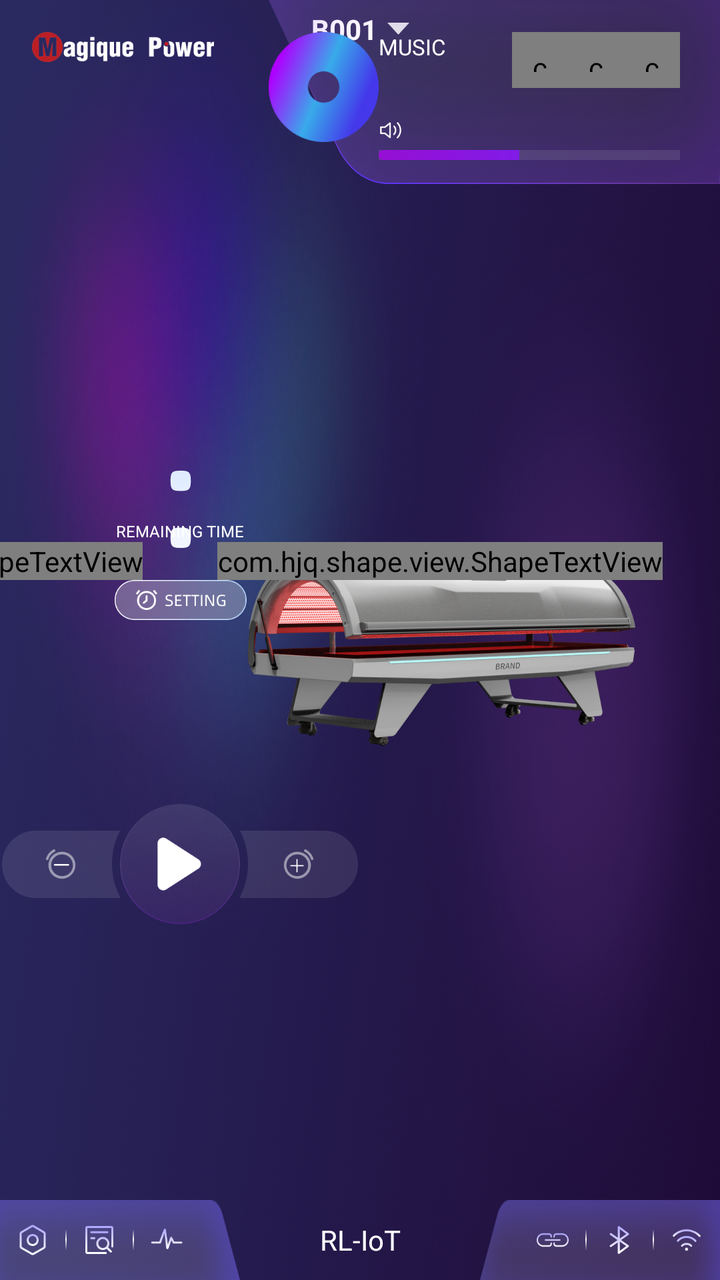
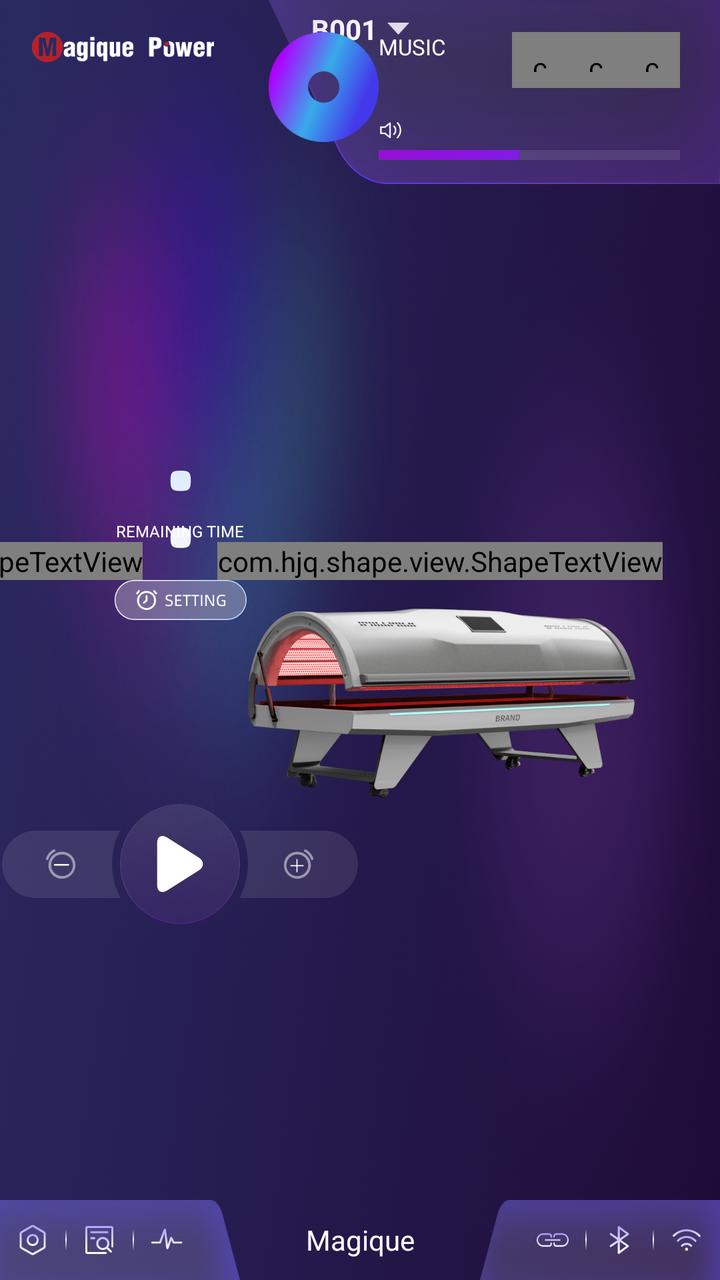

Two renders of the same Android screen: before a commit and after it. Below are the layout's source before the change and the commit's diff.
<!-- AndroidManifest.xml: application theme AppTheme -->
<!-- res/layout/layout_devicelauncheractivity.xml -->
<?xml version="1.0" encoding="utf-8"?>
<LinearLayout xmlns:android="http://schemas.android.com/apk/res/android"
    xmlns:app="http://schemas.android.com/apk/res-auto"
    xmlns:tools="http://schemas.android.com/tools"
    android:layout_width="match_parent"
    android:layout_height="match_parent"
    android:background="@mipmap/bg_main"
    android:orientation="vertical"
    tools:ignore="MissingConstraints">

    <FrameLayout
        android:layout_width="match_parent"
        android:layout_height="42dp"
        android:visibility="gone">

        <LinearLayout
            android:layout_width="match_parent"
            android:layout_height="42dp"
            android:background="@color/title_color"
            android:gravity="center_vertical"
            android:orientation="horizontal">

            <ImageView
                android:id="@+id/ivFinish"
                android:layout_width="wrap_content"
                android:layout_height="match_parent"
                android:layout_centerVertical="true"
                android:paddingVertical="12dp"
                android:paddingLeft="20dp"
                android:paddingRight="10dp"
                android:src="@mipmap/icon_w_finish" />


            <View
                android:layout_width="match_parent"
                android:layout_height="match_parent"
                android:layout_weight="1" />

        </LinearLayout>

        
        
        
        
        
        
        
        

        <ImageView
            android:layout_width="160dp"
            android:layout_height="wrap_content"
            android:layout_gravity="center"
            android:src="@mipmap/pic_titlelogo" />
    </FrameLayout>

    <androidx.constraintlayout.widget.ConstraintLayout
        android:layout_width="match_parent"
        android:layout_height="match_parent">

        <include layout="@layout/layout_logo_top_left" />

        <LinearLayout
            android:id="@+id/llDeviceName"
            android:layout_width="wrap_content"
            android:layout_height="wrap_content"
            android:gravity="center_vertical"
            android:orientation="horizontal"
            android:paddingVertical="5dp"
            android:paddingRight="10dp"
            app:layout_constraintLeft_toLeftOf="parent"
            app:layout_constraintRight_toRightOf="parent">

            <TextView
                android:id="@+id/tvDeviceName"
                android:layout_width="wrap_content"
                android:layout_height="wrap_content"
                android:layout_marginLeft="10dp"
                android:gravity="center_vertical"
                android:paddingRight="5dp"
                android:text="B001"
                android:textColor="@color/white"
                android:textSize="14dp"
                android:textStyle="bold" />

            <ImageView
                android:id="@+id/ivDeviceName"
                android:layout_width="11dp"
                android:layout_height="6dp"
                android:src="@mipmap/icon_sanjiao" />

        </LinearLayout>

        <ImageView
            android:layout_width="275dp"
            android:layout_height="155dp"
            android:src="@mipmap/ic_machine"
            app:layout_constraintBottom_toBottomOf="parent"
            app:layout_constraintEnd_toEndOf="parent"
            app:layout_constraintTop_toTopOf="parent" />

        <androidx.constraintlayout.widget.ConstraintLayout
            android:id="@+id/view_top_end"
            android:layout_width="wrap_content"
            android:layout_height="92dp"
            android:background="@mipmap/bg_main_top_right"
            android:paddingStart="@dimen/dp_40"
            app:layout_constraintEnd_toEndOf="parent"
            app:layout_constraintTop_toTopOf="parent">

            <ImageView
                android:id="@+id/logo_music"
                android:layout_width="55dp"
                android:layout_height="55dp"
                android:layout_marginTop="16dp"
                android:layout_marginEnd="@dimen/dp_10"
                android:src="@mipmap/ic_music"
                app:layout_constraintEnd_toStartOf="@id/tvPlayingNow"
                app:layout_constraintTop_toTopOf="parent" />

            <TextView
                android:id="@+id/tvMusic"
                android:layout_width="wrap_content"
                android:layout_height="wrap_content"
                android:layout_marginBottom="@dimen/dp_4"
                android:text="MUSIC"
                android:textColor="@color/white"
                android:textSize="11sp"
                app:layout_constraintStart_toStartOf="@id/tvPlayingNow"
                app:layout_constraintTop_toTopOf="@id/logo_music" />

            <TextView
                android:id="@+id/tvPlayingNow"
                android:layout_width="wrap_content"
                android:layout_height="wrap_content"
                android:layout_marginEnd="27dp"
                android:text="PLAYING NOW"
                android:textColor="#9F9F9F"
                android:textSize="6sp"
                android:visibility="invisible"
                app:layout_constraintEnd_toStartOf="@id/ivSong1"
                app:layout_constraintTop_toBottomOf="@id/tvMusic" />

            <ImageView

                android:layout_width="wrap_content"
                android:layout_height="wrap_content" />

            <com.diwen.liliao.utils.ReplaceSelectorImageView
                android:id="@+id/ivSong1"
                android:layout_width="28dp"
                android:layout_height="28dp"
                android:padding="8dp"
                android:src="@mipmap/icon_song1"
                app:layout_constraintBottom_toBottomOf="@id/ivSong2"
                app:layout_constraintEnd_toStartOf="@id/ivSong2"
                app:layout_constraintTop_toTopOf="@id/ivSong2" />

            <com.diwen.liliao.utils.ReplaceSelectorImageView
                android:id="@+id/ivSong2"
                android:layout_width="28dp"
                android:layout_height="28dp"
                android:padding="8dp"
                android:src="@mipmap/icon_song2"
                app:layout_constraintBottom_toBottomOf="@id/ivSong3"
                app:layout_constraintEnd_toStartOf="@id/ivSong3"
                app:layout_constraintTop_toTopOf="@id/ivSong3" />

            <com.diwen.liliao.utils.ReplaceSelectorImageView
                android:id="@+id/ivSong3"
                android:layout_width="28dp"
                android:layout_height="28dp"
                android:padding="8dp"
                android:src="@mipmap/icon_song3"
                app:layout_constraintEnd_toEndOf="@id/seekbar"
                app:layout_constraintTop_toTopOf="@id/logo_music" />

            <ImageView
                android:layout_width="12dp"
                android:layout_height="12dp"
                android:src="@mipmap/ic_music_small"
                app:layout_constraintLeft_toLeftOf="@id/seekbar"
                app:layout_constraintTop_toTopOf="@id/seekbar" />

            <SeekBar
                android:id="@+id/seekbar"
                style="@android:style/Widget.SeekBar"
                android:layout_width="0dp"
                android:layout_height="33dp"
                android:layout_gravity="center_vertical"
                android:layout_marginStart="@dimen/dp_10"
                android:layout_marginEnd="20dp"
                android:background="@null"
                android:max="15"
                android:min="0"
                android:paddingStart="0dp"
                android:paddingTop="16dp"
                android:paddingEnd="0dp"
                android:paddingBottom="12dp"
                android:progress="7"
                android:progressDrawable="@drawable/layer_list_progress_drawable_1"
                android:thumb="@drawable/shape_progressbar_thumb"
                app:layout_constraintBottom_toBottomOf="parent"
                app:layout_constraintEnd_toEndOf="parent"
                app:layout_constraintStart_toEndOf="@id/logo_music"
                tools:ignore="MissingConstraints" />

        </androidx.constraintlayout.widget.ConstraintLayout>

        <LinearLayout
            android:id="@+id/ll_bottom"
            android:layout_width="match_parent"
            android:layout_height="40dp"
            android:orientation="horizontal"
            app:layout_constraintBottom_toBottomOf="parent">

            <LinearLayout
                android:layout_width="0dp"
                android:layout_height="match_parent"
                android:layout_weight="1"
                android:background="@mipmap/bg_main_bottom_left"
                android:gravity="center_vertical"
                android:orientation="horizontal"
                android:paddingEnd="20dp">

                <LinearLayout
                    android:id="@+id/ivSetting"
                    android:layout_width="0dp"
                    android:layout_height="match_parent"
                    android:layout_weight="1"
                    android:gravity="center">

                    <ImageView
                        android:layout_width="16dp"
                        android:layout_height="16dp"
                        android:src="@mipmap/icon_setting" />

                </LinearLayout>

                <ImageView
                    android:layout_width="wrap_content"
                    android:layout_height="wrap_content"
                    android:src="@mipmap/line_divider" />

                <LinearLayout
                    android:id="@+id/ivRecord"
                    android:layout_width="0dp"
                    android:layout_height="match_parent"
                    android:layout_weight="1"
                    android:gravity="center">

                    <ImageView
                        android:layout_width="16dp"
                        android:layout_height="16dp"
                        android:src="@mipmap/ic_record" />

                </LinearLayout>

                <ImageView
                    android:layout_width="wrap_content"
                    android:layout_height="wrap_content"
                    android:src="@mipmap/line_divider" />

                <LinearLayout
                    android:id="@+id/ivMaiChong"
                    android:layout_width="0dp"
                    android:layout_height="match_parent"
                    android:layout_weight="1"
                    android:gravity="center">

                    <ImageView
                        android:layout_width="16dp"
                        android:layout_height="16dp"
                        android:src="@mipmap/ic_maichong" />

                </LinearLayout>


            </LinearLayout>

            <LinearLayout
                android:layout_width="0dp"
                android:layout_height="match_parent"
                android:layout_weight="1"
                android:gravity="center_vertical"
                android:orientation="horizontal"
                android:paddingStart="20dp"
                android:paddingEnd="20dp">

                <TextView
                    android:id="@+id/modelName"
                    android:layout_width="match_parent"
                    android:layout_height="match_parent"
                    android:layout_gravity="center_horizontal"
                    android:gravity="center"
                    android:text="@string/app_name"
                    android:textColor="@color/white"
                    android:textSize="14dp" />

                <LinearLayout
                    android:layout_width="wrap_content"
                    android:layout_height="match_parent"
                    android:orientation="horizontal">

                    <ImageView
                        android:id="@+id/fenshanJian"
                        android:layout_width="30dp"
                        android:layout_height="30dp"
                        android:padding="@dimen/dp_10"
                        android:src="@mipmap/ic_fengshan_jian" />

                    <SeekBar
                        android:id="@+id/seekbar_fengshan"
                        style="@android:style/Widget.SeekBar"
                        android:layout_width="0dp"
                        android:layout_height="match_parent"
                        android:layout_gravity="center_vertical"
                        android:layout_marginHorizontal="3dp"
                        android:layout_marginStart="@dimen/dp_10"
                        android:layout_marginEnd="@dimen/dp_10"
                        android:layout_weight="1"
                        android:background="@null"
                        android:enabled="false"
                        android:max="5"
                        android:min="0"
                        android:paddingStart="0dp"
                        android:paddingTop="13dp"
                        android:paddingEnd="0dp"
                        android:paddingBottom="13dp"
                        android:progress="50"
                        android:progressDrawable="@drawable/layer_list_progress_drawable_1"
                        android:thumb="@drawable/shape_progressbar_thumb" />

                    <ImageView
                        android:id="@+id/fenshanJia"
                        android:layout_width="30dp"
                        android:layout_height="30dp"
                        android:padding="7.5dp"
                        android:src="@mipmap/ic_fengshan_add" />

                </LinearLayout>

            </LinearLayout>

            <LinearLayout
                android:layout_width="0dp"
                android:layout_height="match_parent"
                android:layout_weight="1"
                android:background="@mipmap/bg_main_bottom_right"
                android:gravity="center_vertical"
                android:orientation="horizontal"
                android:paddingStart="20dp">

                <LinearLayout
                    android:layout_width="0dp"
                    android:layout_height="match_parent"
                    android:layout_weight="1"
                    android:gravity="center">

                    <ImageView
                        android:id="@+id/ivPhone"
                        android:layout_width="16dp"
                        android:layout_height="16dp"
                        android:src="@mipmap/icon_phoneline" />

                </LinearLayout>

                <ImageView
                    android:layout_width="wrap_content"
                    android:layout_height="wrap_content"
                    android:src="@mipmap/line_divider" />

                <LinearLayout
                    android:layout_width="0dp"
                    android:layout_height="match_parent"
                    android:layout_weight="1"
                    android:gravity="center">

                    <ImageView
                        android:id="@+id/ivBl"
                        android:layout_width="16dp"
                        android:layout_height="16dp"
                        android:src="@mipmap/icon_lanta" />

                </LinearLayout>

                <ImageView
                    android:layout_width="wrap_content"
                    android:layout_height="wrap_content"
                    android:src="@mipmap/line_divider" />

                <LinearLayout
                    android:layout_width="0dp"
                    android:layout_height="match_parent"
                    android:layout_weight="1"
                    android:gravity="center">

                    <ImageView
                        android:id="@+id/iv_wifi"
                        android:layout_width="16dp"
                        android:layout_height="16dp"
                        android:src="@mipmap/icon_wificonnect" />

                </LinearLayout>


            </LinearLayout>

        </LinearLayout>

        <RelativeLayout
            android:id="@+id/rl_start"
            android:layout_width="60dp"
            android:layout_height="60dp"
            android:background="@mipmap/bg_start"
            app:layout_constraintBottom_toTopOf="@id/ll_bottom"
            app:layout_constraintLeft_toLeftOf="parent"
            app:layout_constraintRight_toRightOf="@id/guild_line_ver_center"
            app:layout_constraintTop_toBottomOf="@id/iv_status"
            app:layout_constraintVertical_bias="0.4">

            <ImageView
                android:id="@+id/iv_start"
                android:layout_width="28dp"
                android:layout_height="28dp"
                android:layout_centerInParent="true"
                android:src="@mipmap/ic_stop" />

        </RelativeLayout>

        <RelativeLayout
            android:id="@+id/rl_start_left"
            android:layout_width="59dp"
            android:layout_height="33.5dp"
            android:background="@mipmap/bg_time_left"
            app:layout_constraintBottom_toBottomOf="@id/rl_start"
            app:layout_constraintEnd_toStartOf="@id/rl_start"
            app:layout_constraintTop_toTopOf="@id/rl_start">

            <ImageView
                android:id="@+id/ivmiue"
                android:layout_width="20dp"
                android:layout_height="20dp"
                android:layout_centerInParent="true"
                android:src="@mipmap/icon_jian_no" />

        </RelativeLayout>

        <RelativeLayout
            android:id="@+id/rl_start_right"
            android:layout_width="59dp"
            android:layout_height="33.5dp"
            android:background="@mipmap/bg_time_right"
            app:layout_constraintBottom_toBottomOf="@id/rl_start"
            app:layout_constraintStart_toEndOf="@id/rl_start"
            app:layout_constraintTop_toTopOf="@id/rl_start">

            <ImageView
                android:id="@+id/ivAdd"
                android:layout_width="20dp"
                android:layout_height="20dp"
                android:layout_centerInParent="true"
                android:src="@mipmap/icon_add_no" />
        </RelativeLayout>

        <androidx.constraintlayout.widget.Guideline
            android:id="@+id/guild_line_ver_center"
            android:layout_width="wrap_content"
            android:layout_height="wrap_content"
            android:orientation="vertical"
            app:layout_constraintGuide_percent="0.5" />

        <ImageView
            android:id="@+id/shapeMao"
            android:layout_width="wrap_content"
            android:layout_height="wrap_content"
            android:src="@mipmap/ic_time_point"
            app:layout_constraintBottom_toTopOf="@id/iv_status"
            app:layout_constraintEnd_toEndOf="@id/guild_line_ver_center"
            app:layout_constraintStart_toStartOf="parent" />

        <com.hjq.shape.view.ShapeTextView
            android:id="@+id/tvMine"
            android:layout_width="wrap_content"
            android:layout_height="wrap_content"
            android:gravity="center"
            android:text="10"
            android:textColor="@color/white"
            android:textSize="52.5sp"
            android:textStyle="bold"
            app:layout_constraintBottom_toTopOf="@id/iv_status"
            app:layout_constraintEnd_toStartOf="@id/shapeMao" />

        <com.hjq.shape.view.ShapeTextView
            android:id="@+id/tvSeconds"
            android:layout_width="wrap_content"
            android:layout_height="wrap_content"
            android:gravity="center"
            android:text="00"
            android:textColor="@color/white"
            android:textSize="52.5sp"
            android:textStyle="bold"
            app:layout_constraintBottom_toTopOf="@id/iv_status"
            app:layout_constraintStart_toEndOf="@id/shapeMao"/>

        <ImageView
            android:id="@+id/iv_status"
            android:layout_width="wrap_content"
            android:layout_height="20dp"
            android:src="@mipmap/ic_status_setting"
            app:layout_constraintBottom_toTopOf="@id/ll_bottom"
            app:layout_constraintEnd_toEndOf="@id/shapeMao"
            app:layout_constraintStart_toStartOf="@id/shapeMao"
            app:layout_constraintTop_toTopOf="parent" />

        <TextView
            android:id="@+id/tvRemainingTime"
            android:layout_width="wrap_content"
            android:layout_height="wrap_content"
            android:text="REMAINING TIME"
            android:textColor="@color/white"
            android:textSize="8sp"
            app:layout_constraintBottom_toTopOf="@id/tvMine"
            app:layout_constraintEnd_toEndOf="@id/shapeMao"
            app:layout_constraintStart_toStartOf="@id/shapeMao" />

        <androidx.recyclerview.widget.RecyclerView
            android:id="@+id/mesreList"
            android:layout_width="370dp"
            android:layout_height="match_parent"
            android:background="@color/white"
            android:orientation="vertical"
            android:visibility="gone"
            app:layoutManager="androidx.recyclerview.widget.LinearLayoutManager"
            app:layout_constraintRight_toRightOf="parent"
            app:layout_constraintTop_toTopOf="parent" />

    </androidx.constraintlayout.widget.ConstraintLayout>


</LinearLayout>
<!-- res/layout/layout_logo_top_left.xml (included above) -->
<?xml version="1.0" encoding="utf-8"?>
<androidx.constraintlayout.widget.ConstraintLayout xmlns:android="http://schemas.android.com/apk/res/android"
    xmlns:app="http://schemas.android.com/apk/res-auto"
    android:layout_width="wrap_content"
    android:layout_height="wrap_content">

    <ImageView
        android:layout_width="123dp"
        android:layout_height="47dp"
        android:padding="16dp"
        android:src="@mipmap/ic_logo_main"
        app:layout_constraintDimensionRatio="H,62:11"
        app:layout_constraintStart_toStartOf="parent"
        app:layout_constraintTop_toTopOf="parent" />

</androidx.constraintlayout.widget.ConstraintLayout>
<!-- resources referenced by this layout -->
<resources>
  <color name="title_color">#735A74F9</color>
  <color name="white">#FFFFFF</color>
  <!-- drawable layer_list_progress_drawable_1 (drawable) -->
  <?xml version="1.0" encoding="utf-8"?>
  <layer-list xmlns:android="http://schemas.android.com/apk/res/android">
  
      <item
          android:id="@android:id/background"
          android:drawable="@color/white10" />
  
      <item android:id="@android:id/progress">
  
          <clip android:drawable="@drawable/shape_progressbar_progress" />
  
      </item>
  
  </layer-list>
  <!-- drawable shape_progressbar_thumb (drawable) -->
  <?xml version="1.0" encoding="utf-8"?>
  <shape xmlns:android="http://schemas.android.com/apk/res/android">
  
      
      <solid android:color="@color/bg00" />
  
  </shape>
  <!-- mipmap ic_music: png bitmap (mipmap-xxhdpi, 31044 bytes) -->
  <!-- mipmap ic_record: png bitmap (mipmap-xxhdpi, 3446 bytes) -->
  <!-- mipmap ic_stop: png bitmap (mipmap-xxhdpi, 1652 bytes) -->
  <!-- mipmap icon_song1: png bitmap (mipmap-xxhdpi, 844 bytes) -->
  <!-- mipmap icon_song2: png bitmap (mipmap-xxhdpi, 698 bytes) -->
  <!-- mipmap icon_song3: png bitmap (mipmap-xxhdpi, 791 bytes) -->
  <string name="app_name">RL-IoT</string>
  <style name="AppTheme" parent="Theme.AppCompat.Light.NoActionBar">
          <item name="colorPrimary">@color/white</item>
          <item name="colorPrimaryDark">@color/white</item>
          <item name="colorAccent">@color/themeColor</item>
          <item name="android:textColor">@color/black</item>
  
          
          <item name="android:windowBackground">@color/white</item>
          <item name="android:windowSoftInputMode">stateAlwaysHidden</item>
          <item name="android:launchMode">singleTop</item>
          <item name="android:forceDarkAllowed" tools:ignore="NewApi">false</item>
      </style>
  <color name="white10">#1AFFFFFF</color>
  <!-- drawable shape_progressbar_progress (drawable) -->
  <?xml version="1.0" encoding="utf-8"?>
  <shape xmlns:android="http://schemas.android.com/apk/res/android">
  
      <gradient
          android:endColor="#6929FE"
          android:startColor="#960FD4" />
      <corners android:radius="2dp" />
  </shape>
  <color name="bg00">#00000000</color>
  <color name="themeColor">#3F73FE</color>
  <color name="black">#000000</color>
  <!-- unchanged entries left out for length: 25 -->
</resources>

<!-- the commit's change to res/layout/layout_devicelauncheractivity.xml (unified diff, before → after) -->
@@ -95,9 +95,9 @@
             android:layout_width="275dp"
             android:layout_height="155dp"
             android:src="@mipmap/ic_machine"
-            app:layout_constraintBottom_toBottomOf="parent"
+            app:layout_constraintBottom_toTopOf="@id/ll_bottom"
             app:layout_constraintEnd_toEndOf="parent"
-            app:layout_constraintTop_toTopOf="parent" />
+            app:layout_constraintTop_toBottomOf="@id/view_top_end" />
 
         <androidx.constraintlayout.widget.ConstraintLayout
             android:id="@+id/view_top_end"
@@ -501,7 +501,7 @@
             android:textSize="52.5sp"
             android:textStyle="bold"
             app:layout_constraintBottom_toTopOf="@id/iv_status"
-            app:layout_constraintStart_toEndOf="@id/shapeMao"/>
+            app:layout_constraintStart_toEndOf="@id/shapeMao" />
 
         <ImageView
             android:id="@+id/iv_status"
@@ -535,6 +535,18 @@
             app:layout_constraintRight_toRightOf="parent"
             app:layout_constraintTop_toTopOf="parent" />
 
+        <ImageView
+            android:id="@+id/iv_warning"
+            android:layout_width="wrap_content"
+            android:layout_height="wrap_content"
+            android:src="@drawable/ic_warning_pic"
+            android:visibility="gone"
+            app:layout_constraintBottom_toBottomOf="parent"
+            app:layout_constraintLeft_toLeftOf="parent"
+            app:layout_constraintRight_toRightOf="parent"
+            app:layout_constraintTop_toTopOf="parent"
+            tools:visibility="visible" />
+
     </androidx.constraintlayout.widget.ConstraintLayout>
 
 
<!-- resource entries referenced after the edit -->
@@ -2,6 +2,16 @@
 <resources>
   <color name="title_color">#735A74F9</color>
   <color name="white">#FFFFFF</color>
+  <!-- drawable ic_warning_pic (drawable) -->
+  <vector xmlns:android="http://schemas.android.com/apk/res/android"
+      android:width="64dp"
+      android:height="64dp"
+      android:viewportWidth="1024"
+      android:viewportHeight="1024">
+    <path
+        android:pathData="M514.66,9.1c-278.38,0 -504.05,225.73 -504.05,504.24 0,278.46 225.67,504.24 504.05,504.24 278.39,0 504.05,-225.78 504.05,-504.24C1018.71,234.83 793.05,9.1 514.66,9.1zM516.83,939.98c-234.15,0 -427.6,-190.74 -427.6,-425.97 0,-235.23 190.63,-425.92 425.78,-425.92 235.16,0 425.78,190.69 425.78,425.92C940.78,749.24 750.97,939.98 516.83,939.98zM590.2,583.05l1.58,-345.56c0,-42.37 -34.35,-76.72 -76.71,-76.72 -42.36,0 -76.76,34.35 -76.76,76.72l0,341.67c-47.6,26.08 -79.84,76.62 -79.84,134.74 0,84.74 68.69,153.44 153.42,153.44 84.72,0 153.39,-68.7 153.39,-153.44C665.27,658.44 634.22,610.02 590.2,583.05zM511.88,841.75c-70.61,0 -127.84,-57.23 -127.84,-127.85 0,-53.64 33.08,-99.41 79.9,-118.45l0,-357.96c0,-28.22 22.89,-51.13 51.13,-51.13 28.24,0 48.78,22.91 48.78,51.13l0,361.06c43.31,20.47 75.86,64.22 75.86,115.35C639.71,784.52 582.48,841.75 511.88,841.75zM540.62,616.17 L540.62,435.91l-52.69,0 0,178.29c-45.69,10.24 -78.32,50.88 -78.32,99.7 0,56.49 45.79,103.89 102.27,103.89 56.47,0 102.26,-47.39 102.26,-103.89C614.14,667.45 583.01,628.67 540.62,616.17zM639.44,540.73l76.79,0 0,-27.09 -76.79,0L639.44,540.73zM639.44,339.13l76.79,0 0,-27.19 -76.79,0L639.44,339.13zM639.44,287.93l76.79,0 0,-27.16 -76.79,0L639.44,287.93zM639.44,388.71l76.79,-0.74 0,-25.54 -76.79,0L639.44,388.71zM639.44,489.57l76.79,0 0,-25.57 -76.79,0L639.44,489.57zM639.44,438.42l76.79,0 0,-25.59 -76.79,0L639.44,438.42z"
+        android:fillColor="#ff0000"/>
+  </vector>
   <!-- drawable layer_list_progress_drawable_1 (drawable) -->
   <?xml version="1.0" encoding="utf-8"?>
   <layer-list xmlns:android="http://schemas.android.com/apk/res/android">
@@ -27,11 +37,11 @@
   </shape>
   <!-- mipmap ic_music: png bitmap (mipmap-xxhdpi, 31044 bytes) -->
   <!-- mipmap ic_record: png bitmap (mipmap-xxhdpi, 3446 bytes) -->
-  <!-- mipmap ic_stop: png bitmap (mipmap-xxhdpi, 1652 bytes) -->
+  <!-- mipmap ic_stop: png bitmap (mipmap-xxhdpi, 5814 bytes) -->
   <!-- mipmap icon_song1: png bitmap (mipmap-xxhdpi, 844 bytes) -->
   <!-- mipmap icon_song2: png bitmap (mipmap-xxhdpi, 698 bytes) -->
   <!-- mipmap icon_song3: png bitmap (mipmap-xxhdpi, 791 bytes) -->
-  <string name="app_name">RL-IoT</string>
+  <string name="app_name">Magique</string>
   <style name="AppTheme" parent="Theme.AppCompat.Light.NoActionBar">
           <item name="colorPrimary">@color/white</item>
           <item name="colorPrimaryDark">@color/white</item>
